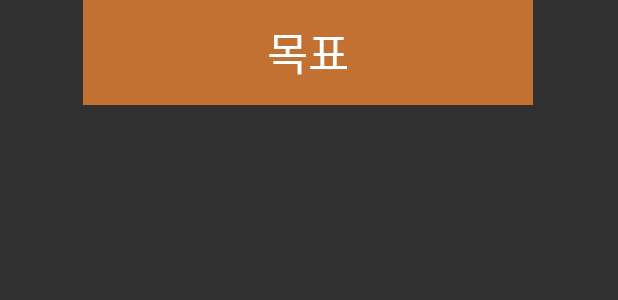
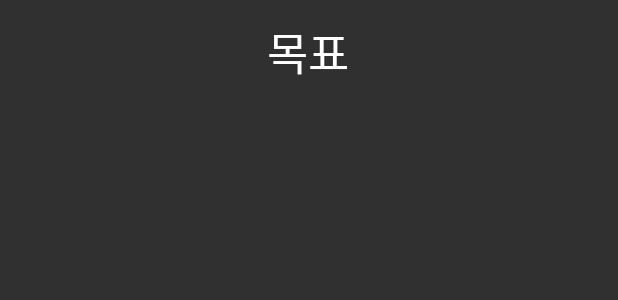
Before and after one commit to haeun0877/TimeCat, an Android app: the layout goal_item.xml on its own in the app's theme, with its tools: preview values and no code run, on a phone screen of 412 x 824 dp. Shown: the top 300 px of the screen. Run offline under Robolectric (Android 15) with nearby library versions, the phone set to English and light mode, and no system bars.

Commit message:
Implement targeted completion interface

```diff
--- a/app/src/main/java/com/kakao/timecat/SecondActivity.kt
+++ b/app/src/main/java/com/kakao/timecat/SecondActivity.kt
@@ -51,8 +51,8 @@ class SecondActivity : AppCompatActivity() {
             startActivity(intent)
         }
 
+        //목표완수했을 때 메인화면의 버튼 색깔도 변경하는 부분
         var finishGoal = helper.selectFinish()
-
 
     }
 
--- a/app/src/main/java/db/DBHelper.kt
+++ b/app/src/main/java/db/DBHelper.kt
@@ -100,7 +100,7 @@ class DBHelper(context: Context, name:String, version:Int)
 
     //데이터 조회 함수2
     fun selectGoalNameData(goalName:String) : CatUser {
-        var user: CatUser = CatUser("","","","","","","", finish = "")
+        var user: CatUser = CatUser("","","","","","","", "")
 
         val select = "select * from user where goal='$goalName'"
         val rd = readableDatabase
--- a/app/src/main/res/layout/goal_item.xml
+++ b/app/src/main/res/layout/goal_item.xml
@@ -3,7 +3,8 @@
     xmlns:app="http://schemas.android.com/apk/res-auto"
     android:layout_width="wrap_content"
     android:layout_height="80dp"
-    android:orientation="vertical">
+    android:orientation="vertical"
+    android:id="@+id/item_layout">
 
 
     <TextView
@@ -11,8 +12,6 @@
         android:layout_width="300dp"
         android:layout_height="70dp"
         android:layout_marginLeft="55dp"
-        android:background="#FFFFFF"
-        android:backgroundTint="#C37132"
         android:fontFamily="@font/binggreabold"
         android:gravity="center"
         android:text="목표"
```
Also changed, not shown: app/src/main/java/com/kakao/timecat/DetailedGoalActivity.kt (+9 -4 lines), app/src/main/java/com/kakao/timecat/RecyclerAdapter.kt (+33 -2 lines).
